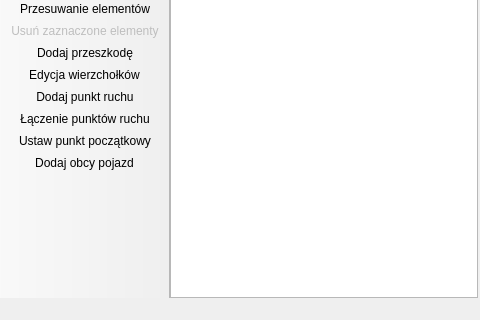
The window that edytor/oknoglowne.ui (arturo182/BattleTanks) describes before a commit, drawn with Qt 5; both pictures show x 0 to 480 and y 98 to 418 of the 734 by 418 pixel window.
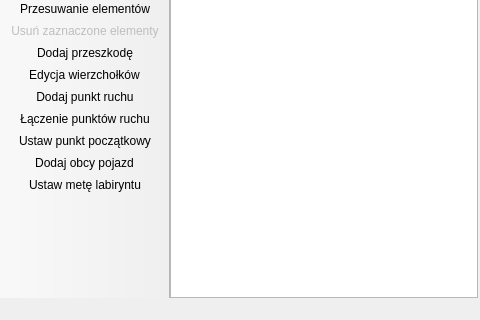
The same window after the commit. Icons and pictures are not drawn.

Commit message: Nowe pojazdy. Naprawione przeszkody plansz. Wczytywanie pocisków z bazy. Edytor:   - Możliwość dodawania mety labiryntu.   - Mozliwość zmiany trybu mapy.

Diff of the .ui file:
```diff
--- a/edytor/oknoglowne.ui
+++ b/edytor/oknoglowne.ui
@@ -132,6 +132,7 @@
    <addaction name="actionLaczeniePunktowRuchu"/>
    <addaction name="actionUstawPunktPoczatkowy"/>
    <addaction name="actionDodajObcyPojazd"/>
+   <addaction name="actionUstawMeteLabiryntu"/>
   </widget>
   <widget class="QDockWidget" name="dockWidget">
    <property name="maximumSize">
@@ -504,6 +505,15 @@
     <string>Ctrl+9</string>
    </property>
   </action>
+  <action name="actionUstawMeteLabiryntu">
+   <property name="icon">
+    <iconset resource="res.qrc">
+     <normaloff>:/ikony/flag_checked.png</normaloff>:/ikony/flag_checked.png</iconset>
+   </property>
+   <property name="text">
+    <string>Ustaw metę labiryntu</string>
+   </property>
+  </action>
  </widget>
  <layoutdefault spacing="6" margin="11"/>
  <resources>
```
Left out of the diff: 17 changed lines with no effect on the pictures. The commit also changes 35 other files.
